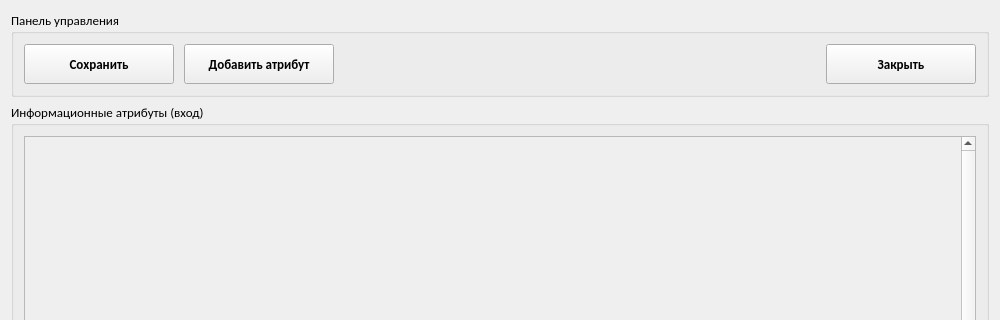
This is ui/pp_editor_window.ui in WeeIIer/knowledge_representation-lab_2 as Qt 5 draws it before an edit; both pictures show x 0 to 1000 and y 0 to 320 of the 1000 by 700 pixel window. The edited form follows.
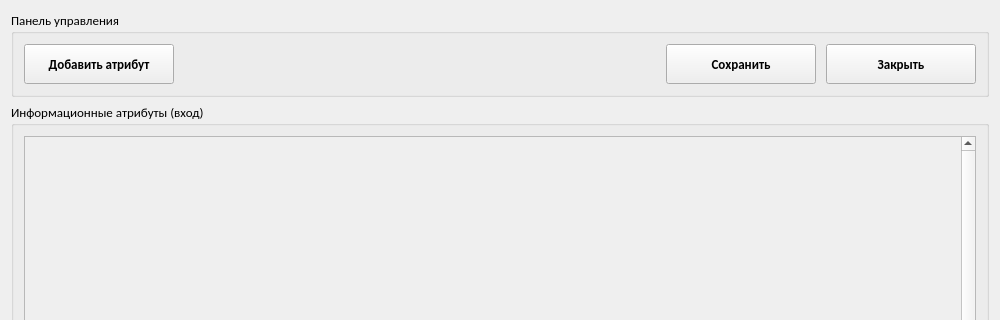
This is the edited form.

```diff
--- a/ui/pp_editor_window.ui
+++ b/ui/pp_editor_window.ui
@@ -71,40 +71,6 @@
       <property name="bottomMargin">
        <number>10</number>
       </property>
-      <item>
-       <widget class="QPushButton" name="button_save">
-        <property name="sizePolicy">
-         <sizepolicy hsizetype="Minimum" vsizetype="Fixed">
-          <horstretch>0</horstretch>
-          <verstretch>0</verstretch>
-         </sizepolicy>
-        </property>
-        <property name="minimumSize">
-         <size>
-          <width>150</width>
-          <height>40</height>
-         </size>
-        </property>
-        <property name="font">
-         <font>
-          <weight>75</weight>
-          <bold>true</bold>
-         </font>
-        </property>
-        <property name="cursor">
-         <cursorShape>PointingHandCursor</cursorShape>
-        </property>
-        <property name="text">
-         <string>Сохранить</string>
-        </property>
-        <property name="iconSize">
-         <size>
-          <width>24</width>
-          <height>24</height>
-         </size>
-        </property>
-       </widget>
-      </item>
       <item>
        <widget class="QPushButton" name="button_add_attribute">
         <property name="sizePolicy">
@@ -152,6 +118,40 @@
         </property>
        </spacer>
       </item>
+      <item>
+       <widget class="QPushButton" name="button_save">
+        <property name="sizePolicy">
+         <sizepolicy hsizetype="Minimum" vsizetype="Fixed">
+          <horstretch>0</horstretch>
+          <verstretch>0</verstretch>
+         </sizepolicy>
+        </property>
+        <property name="minimumSize">
+         <size>
+          <width>150</width>
+          <height>40</height>
+         </size>
+        </property>
+        <property name="font">
+         <font>
+          <weight>75</weight>
+          <bold>true</bold>
+         </font>
+        </property>
+        <property name="cursor">
+         <cursorShape>PointingHandCursor</cursorShape>
+        </property>
+        <property name="text">
+         <string>Сохранить</string>
+        </property>
+        <property name="iconSize">
+         <size>
+          <width>24</width>
+          <height>24</height>
+         </size>
+        </property>
+       </widget>
+      </item>
       <item>
        <widget class="QPushButton" name="button_exit">
         <property name="sizePolicy">
```
